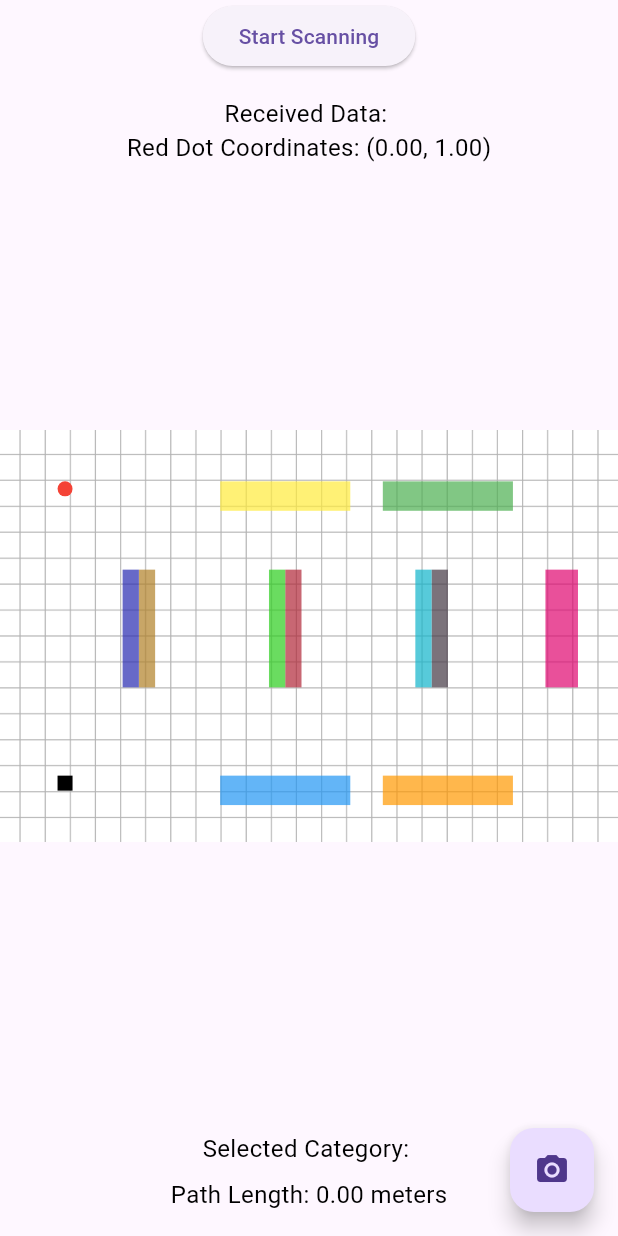
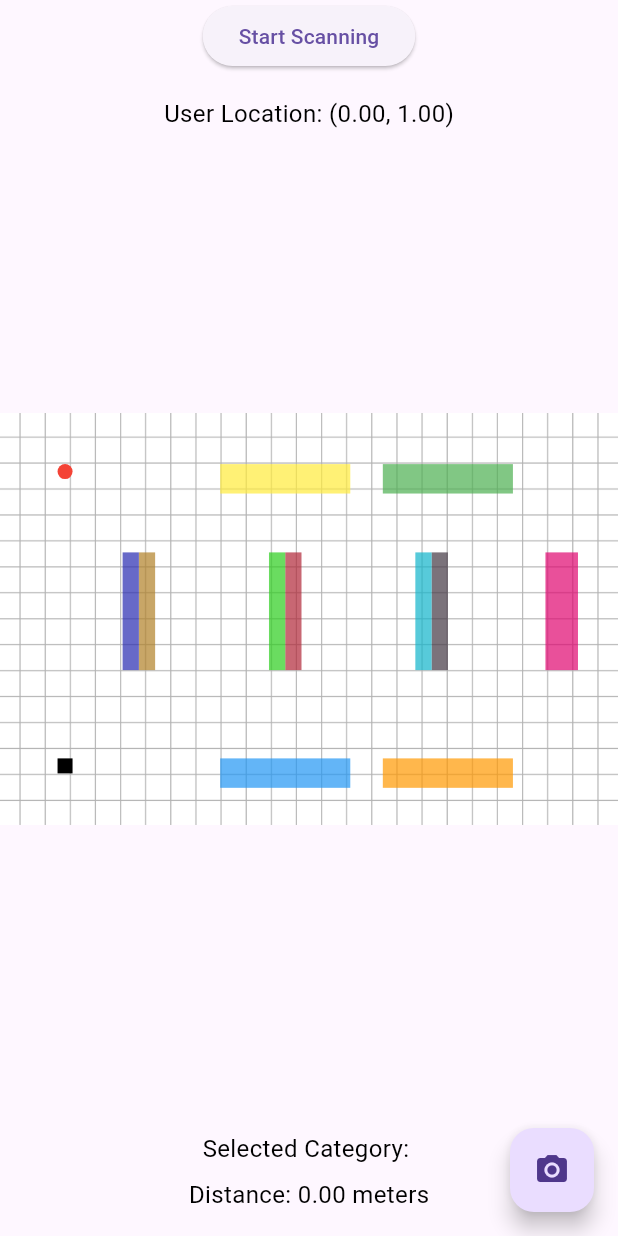
Before and after one commit to YeeWan1/InnoStore, a Flutter app: the MapScreen screen opened directly with empty values, on a phone screen of 412 x 824 dp. Run offline on Flutter 3.47's test engine with Material 3 defaults, Android fonts, the phone set to English and light mode, and no system bars; our stand-ins replace carousel_slider, cloud_firestore, firebase_auth, firebase_core, firebase_database, flutter_blue_plus and 6 more; accounts and stored records are empty.

Commit message:
update map_screen.dart

```diff
--- a/inno_store/lib/Map/map_screen.dart
+++ b/inno_store/lib/Map/map_screen.dart
@@ -73,13 +73,13 @@
                 child: Text(isScanning ? 'Stop Scanning' : 'Start Scanning'),
               ),
               SizedBox(height: 16), // Add some spacing
-              Obx(() {
+              //Obx(() {
                 // Display the received data as text
-                return Text(
-                  'Received Data: ${bluetoothConnect.receivedData.value}',
-                  style: TextStyle(fontSize: 16, color: Colors.black),
-                );
-              }),
+                //return Text(
+                //  'Received Data: ${bluetoothConnect.receivedData.value}',
+                //  style: TextStyle(fontSize: 16, color: Colors.black),
+              //  );
+              //}),
               Obx(() {
                 // Parse the received data to get x and y values
                 String data = bluetoothConnect.receivedData.value;
@@ -98,7 +98,7 @@
                 redDotCoordinates.value = RedDotCoordinates(x: redDotX, y: redDotY);
 
                 return Text(
-                  'Red Dot Coordinates: (${redDotX.toStringAsFixed(2)}, ${redDotY.toStringAsFixed(2)})',
+                  'User Location: (${redDotX.toStringAsFixed(2)}, ${redDotY.toStringAsFixed(2)})',
                   style: TextStyle(fontSize: 16, color: Colors.black),
                 );
               }),
@@ -251,7 +251,7 @@
                     ),
                     SizedBox(height: 8),
                     Text(
-                      'Path Length: ${pathLength.toStringAsFixed(2)} meters',
+                      'Distance: ${pathLength.toStringAsFixed(2)} meters',
                       style: TextStyle(fontSize: 16, color: Colors.black),
                     ),
                   ],
```
